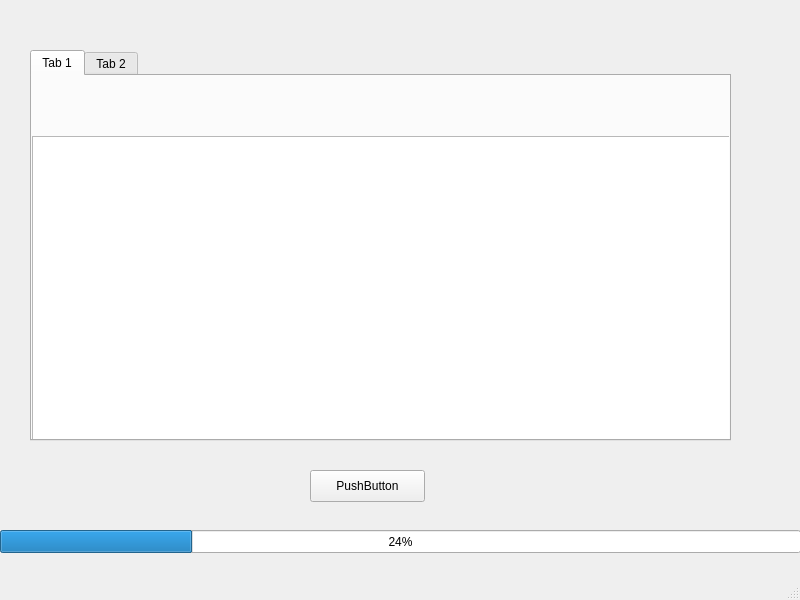
Before: the Qt Designer form Interface_BT/mainwindow.ui in freshStones/alpaca, drawn with Qt 5.
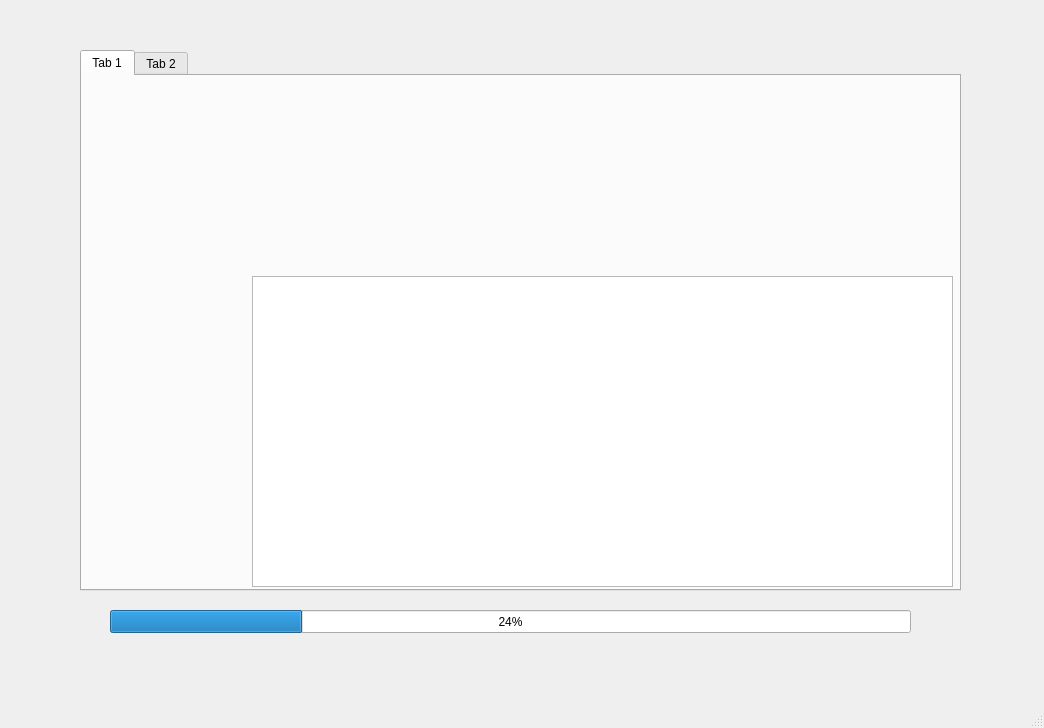
After: the same form once the commit is applied.

```diff
--- a/Interface_BT/mainwindow.ui
+++ b/Interface_BT/mainwindow.ui
@@ -6,8 +6,8 @@
    <rect>
     <x>0</x>
     <y>0</y>
-    <width>800</width>
-    <height>600</height>
+    <width>1044</width>
+    <height>728</height>
    </rect>
   </property>
   <property name="windowTitle">
@@ -30,10 +30,10 @@
    <widget class="QTabWidget" name="tabs">
     <property name="geometry">
      <rect>
-      <x>30</x>
+      <x>80</x>
       <y>50</y>
-      <width>701</width>
-      <height>391</height>
+      <width>881</width>
+      <height>541</height>
      </rect>
     </property>
     <property name="currentIndex">
@@ -46,8 +46,8 @@
      <widget class="QTableView" name="allPolicyTableView">
       <property name="geometry">
        <rect>
-        <x>0</x>
-        <y>60</y>
+        <x>170</x>
+        <y>200</y>
         <width>701</width>
         <height>311</height>
        </rect>
@@ -73,8 +73,8 @@
    <widget class="QProgressBar" name="progressBar">
     <property name="geometry">
      <rect>
-      <x>0</x>
-      <y>530</y>
+      <x>110</x>
+      <y>610</y>
       <width>801</width>
       <height>23</height>
      </rect>
```
Left out of the diff: 2 changed lines with no effect on the pictures.
